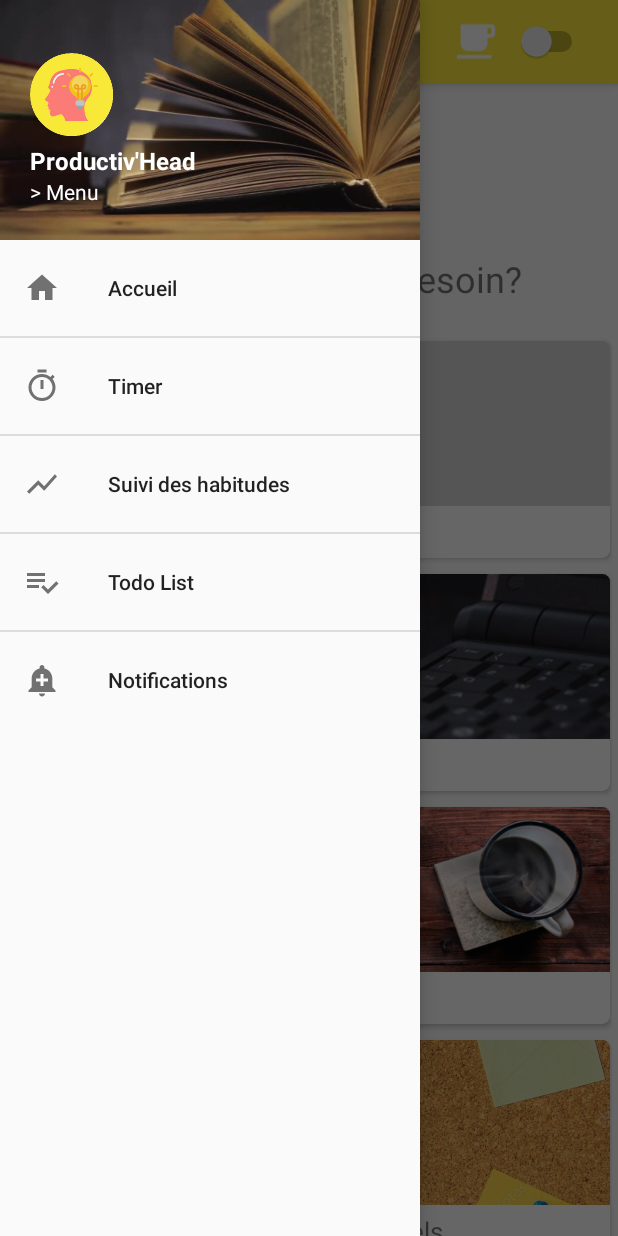
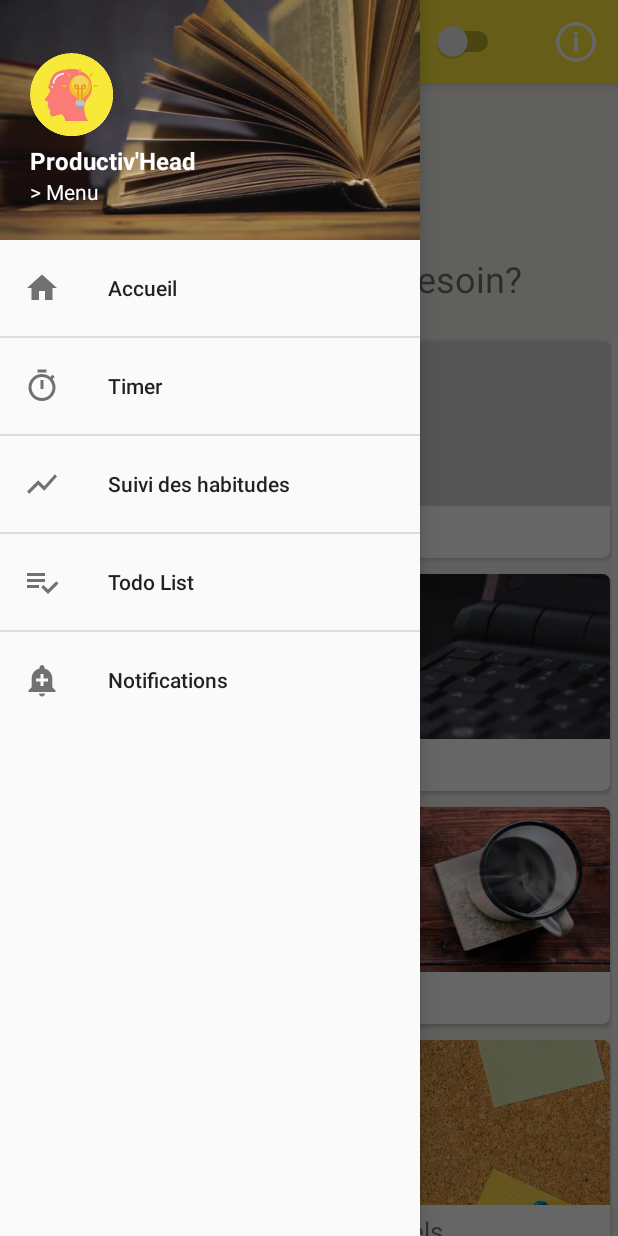
Before and after one commit to dblasko/Productiv-Head-PTUT-IUT, an Android app: the screen it shows after launch (HomeActivity), with the side drawer open, on a phone screen of 412 x 824 dp. Run offline under Robolectric (Android 15) with nearby library versions, the phone set to English and light mode, and no system bars; libraries missing offline, so code that uses them is left out: es.dmoral.toasty.

Commit message:
UI changes (notification bar, background) + fixed crash on habit module (text into advancement) + info dialog on workmode (on home screen)

```diff
--- a/app/src/main/res/layout/activity_config.xml
+++ b/app/src/main/res/layout/activity_config.xml
@@ -6,7 +6,8 @@
     android:id="@+id/scrollView"
     android:layout_width="match_parent"
     android:layout_height="match_parent"
-    tools:context=".Notifications.ConfigActivity">
+    tools:context=".Notifications.ConfigActivity"
+    android:background="@color/backgroundcolor">
 
     <include
         android:id="@+id/tool_bar"
--- a/app/src/main/res/layout/activity_habit_list.xml
+++ b/app/src/main/res/layout/activity_habit_list.xml
@@ -6,7 +6,9 @@
     android:layout_width="match_parent"
     android:layout_height="match_parent"
     android:fitsSystemWindows="true"
-    tools:openDrawer="start">
+    tools:openDrawer="start"
+    android:background="@color/backgroundcolor"
+    >
 
     <androidx.constraintlayout.widget.ConstraintLayout android:layout_height="match_parent"
         android:layout_width="match_parent"
--- a/app/src/main/res/layout/activity_home.xml
+++ b/app/src/main/res/layout/activity_home.xml
@@ -8,7 +8,8 @@
     android:layout_height="match_parent"
     android:fitsSystemWindows="true"
     tools:openDrawer="start"
-    tools:context=".Home.HomeActivity">
+    tools:context=".Home.HomeActivity"
+    android:background="@color/backgroundcolor">
     <LinearLayout
         android:layout_width="match_parent"
         android:layout_height="match_parent"
@@ -21,9 +22,6 @@
             android:id="@+id/tool_bar"
             layout="@layout/tool_bar"/>
 
-        <ScrollView
-            android:layout_width="match_parent"
-            android:layout_height="match_parent">
 
         <LinearLayout
             android:layout_width="match_parent"
@@ -59,7 +57,13 @@
                 android:layout_marginBottom="20dp" />
 
 
-
+            <ScrollView
+                android:layout_width="match_parent"
+                android:layout_height="wrap_content">
+                <LinearLayout
+                    android:layout_width="match_parent"
+                    android:layout_height="wrap_content"
+                    android:orientation="vertical">
                     <androidx.cardview.widget.CardView
                         android:layout_width="match_parent"
                         android:layout_height="wrap_content"
@@ -191,12 +195,12 @@
 
                         </LinearLayout>
                     </androidx.cardview.widget.CardView>
-
-
+                </LinearLayout>
+            </ScrollView>
 
 
         </LinearLayout>
-        </ScrollView>
+
 
     </LinearLayout>
 
--- a/app/src/main/res/layout/activity_rappels.xml
+++ b/app/src/main/res/layout/activity_rappels.xml
@@ -4,11 +4,13 @@
     xmlns:tools="http://schemas.android.com/tools"
     android:layout_width="match_parent"
     android:layout_height="match_parent"
-    tools:context=".Notifications.RappelsActivity">
+    tools:context=".Notifications.RappelsActivity"
+    android:background="@color/backgroundcolor">
 
     <include
         android:id="@+id/tool_bar"
-        layout="@layout/tool_bar" />
+        layout="@layout/tool_bar"
+        />
 
     <TextView
         android:id="@+id/textViewNoCustomNotification"
--- a/app/src/main/res/layout/layout_timer_activity.xml
+++ b/app/src/main/res/layout/layout_timer_activity.xml
@@ -9,7 +9,7 @@
     android:fitsSystemWindows="true"
     tools:openDrawer="start"
 
-    android:background="#fefff0">
+    android:background="@color/backgroundcolor">
 
 
 <RelativeLayout
--- a/app/src/main/res/layout/notification_activity.xml
+++ b/app/src/main/res/layout/notification_activity.xml
@@ -6,7 +6,8 @@
     android:layout_width="match_parent"
     android:layout_height="match_parent"
     android:fitsSystemWindows="true"
-    tools:openDrawer="start">
+    tools:openDrawer="start"
+    android:background="@color/backgroundcolor">
 
     <androidx.constraintlayout.widget.ConstraintLayout xmlns:android="http://schemas.android.com/apk/res/android"
         xmlns:app="http://schemas.android.com/apk/res-auto"
--- a/app/src/main/res/values/colors.xml
+++ b/app/src/main/res/values/colors.xml
@@ -1,9 +1,12 @@
 <?xml version="1.0" encoding="utf-8"?>
 <resources>
     <color name="colorPrimary">#FFEB3B</color>
-    <color name="colorPrimaryDark">#c8b700</color>
+    <!--<color name="colorPrimaryDark">#c8b700</color>-->
+    <color name="colorPrimaryDark">#FFEB3B</color>
     <color name="colorAccent">#ff6e40</color>
     <color name="grey">#E6EBEB</color>
     <color name="darkgrey">#757575</color>
     <color name="colorControlNormal">#FFFF</color>
+    <color name="yellowDark">#c8b700</color>
+    <color name="backgroundcolor">#2CC5BFA2</color>
 </resources>
```
Also changed, not shown: app/src/main/java/com/example/produtivhead/Habits/HabitDetailActivity.java (+14 -1 lines), app/src/main/java/com/example/produtivhead/Habits/HabitListActivity.java (+18 -0 lines), app/src/main/java/com/example/produtivhead/Home/HomeActivity.java (+44 -0 lines), app/src/main/res/layout/activity_habit_detail.xml (+4 -4 lines), app/src/main/res/layout/layout_stat.xml (+6 -6 lines), 33 other files. Lines whose indentation alone changed are shown as unchanged.
